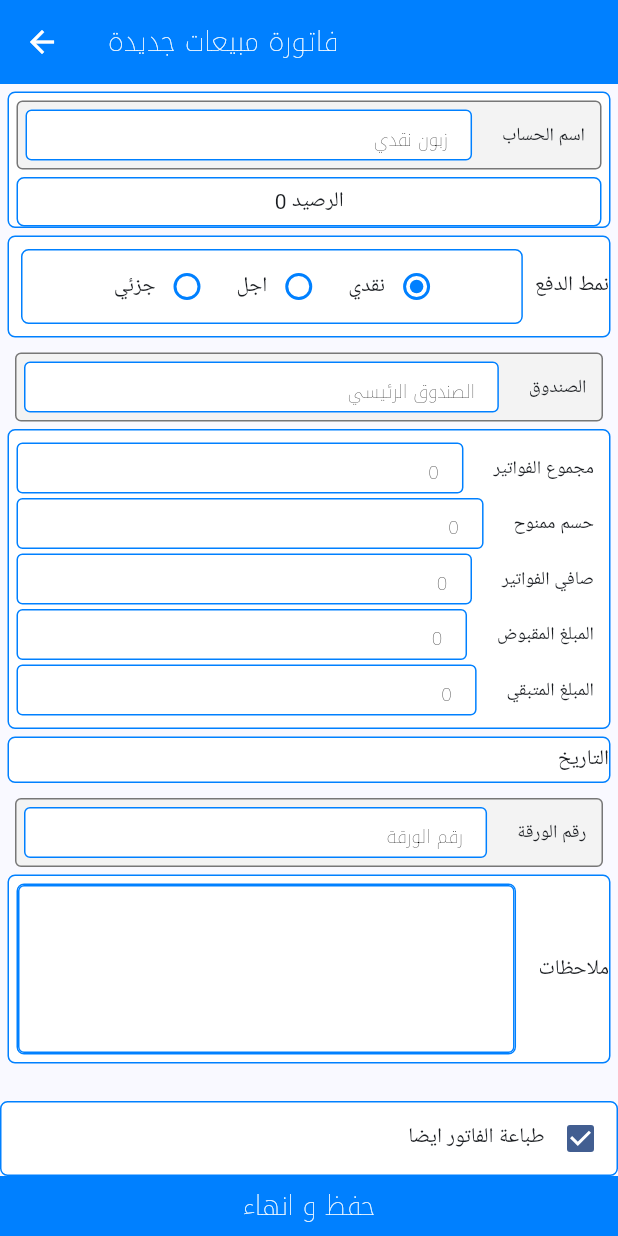
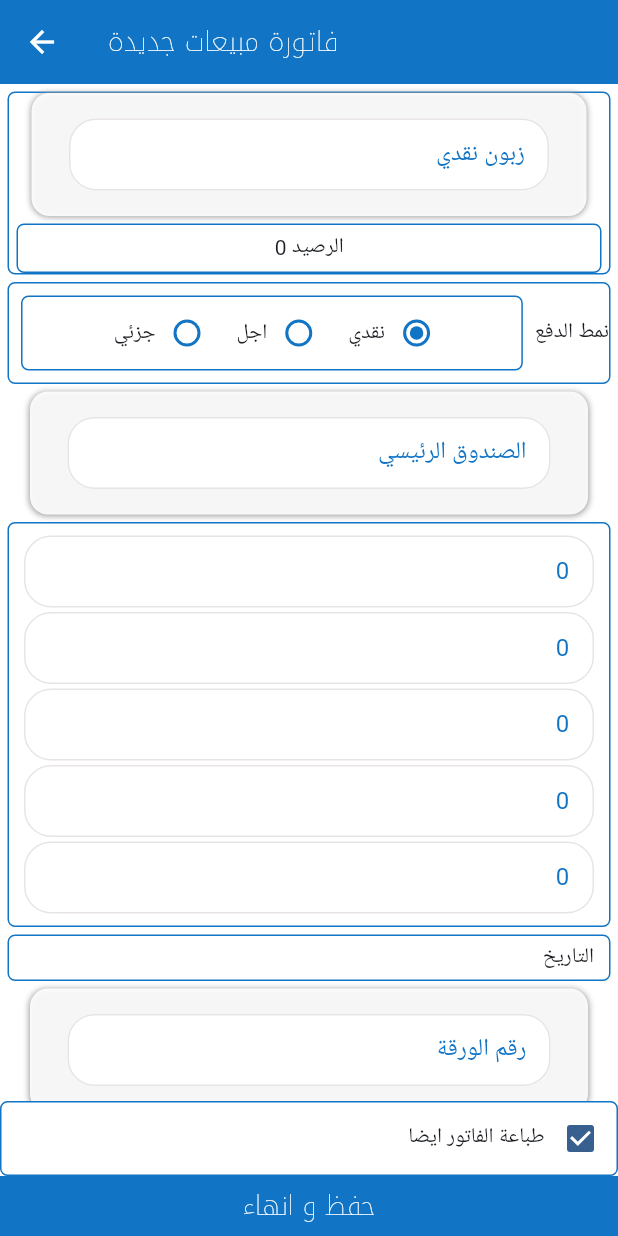
Before and after one commit to salimo2002/template, a Flutter app: the InvoiceDetailsView screen opened by its route, on a phone screen of 412 x 824 dp. Run offline on Flutter 3.47's test engine with Material 3 defaults, Android fonts, the phone set to English and light mode, and no system bars; our stand-ins replace flutter_bloc, image_picker; missing offline and left inert: font_awesome_icon_class, mobile_scanner; accounts and stored records are empty; network calls fail.

Commit message:
edit MaterialView part1

```diff
--- a/lib/main.dart
+++ b/lib/main.dart
@@ -53,6 +53,7 @@ class Template extends StatelessWidget {
       child: MaterialApp(
         debugShowCheckedModeBanner: false,
         theme: ThemeData(
+          scaffoldBackgroundColor: Color.fromARGB(240, 255, 255, 255),
           radioTheme: RadioThemeData(
             fillColor: WidgetStateProperty.all(kBlueAccent),
             overlayColor: WidgetStateProperty.all(Colors.transparent),
--- a/lib/utils/constants.dart
+++ b/lib/utils/constants.dart
@@ -4,7 +4,7 @@ const kBlack = Colors.black;
 const kBlacCustomk = Color.fromARGB(130, 0, 0, 0);
 const kWhite = Colors.white;
 const kGreen = Colors.green;
-const kBlueAccent = Color(0xff0080ff);
+const kBlueAccent = Color.fromARGB(255, 17, 116, 197);
 const kRed = Color(0xffc00000);
 const kGrey = Color(0xfff3f3f3);
 const kLogo = 'assets/images/loogo.png';
--- a/lib/views/add_account_and_update_view.dart
+++ b/lib/views/add_account_and_update_view.dart
@@ -82,7 +82,6 @@ class _AddAccountAndUpdateViewState extends State<AddAccountAndUpdateView> {
                         children: [
                           TextFieldAndDetails(
                             hintText: 'العملاء و الزبائن',
-                            label: 'الحساب الرئيسي',
                             controller: TextEditingController(),
                           ),
                         ],
@@ -91,7 +90,6 @@ class _AddAccountAndUpdateViewState extends State<AddAccountAndUpdateView> {
                         children: [
                           TextFieldAndDetails(
                             hintText: 'اسم الحساب',
-                            label: 'اسم الحساب',
                             controller: nameAcc,
                           ),
                         ],
@@ -100,7 +98,6 @@ class _AddAccountAndUpdateViewState extends State<AddAccountAndUpdateView> {
                         children: [
                           TextFieldAndDetails(
                             hintText: 'رقم الهاتف',
-                            label: 'الهاتف',
                             controller: phonAcc,
                           ),
                         ],
@@ -109,7 +106,6 @@ class _AddAccountAndUpdateViewState extends State<AddAccountAndUpdateView> {
                         children: [
                           TextFieldAndDetails(
                             hintText: 'رقم الموبايل',
-                            label: 'موبايل',
                             controller: mobileAcc,
                           ),
                         ],
@@ -118,7 +114,6 @@ class _AddAccountAndUpdateViewState extends State<AddAccountAndUpdateView> {
                         children: [
                           TextFieldAndDetails(
                             hintText: 'العنوان',
-                            label: 'العنوان',
                             controller: addressAcc,
                           ),
                         ],
@@ -127,7 +122,6 @@ class _AddAccountAndUpdateViewState extends State<AddAccountAndUpdateView> {
                         children: [
                           TextFieldAndDetails(
                             hintText: 'البريد الاكتروني',
-                            label: 'البريد',
                             controller: emailAcc,
                           ),
                         ],
@@ -136,7 +130,6 @@ class _AddAccountAndUpdateViewState extends State<AddAccountAndUpdateView> {
                         children: [
                           TextFieldAndDetails(
                             hintText: 'الرقم الضريبي',
-                            label: 'الرقم الضريبي',
                             controller: taxAcc,
                           ),
                         ],
--- a/lib/views/invoice_details_view.dart
+++ b/lib/views/invoice_details_view.dart
@@ -39,7 +39,6 @@ class InvoiceDetailsView extends StatelessWidget {
                                   children: [
                                     TextFieldAndDetails(
                                       hintText: 'زبون نقدي',
-                                      label: 'اسم الحساب',
                                       controller: TextEditingController(),
                                     ),
                                   ],
@@ -84,7 +83,6 @@ class InvoiceDetailsView extends StatelessWidget {
                         children: [
                           TextFieldAndDetails(
                             hintText: 'الصندوق الرئيسي',
-                            label: 'الصندوق',
                             controller: TextEditingController(),
                           ),
                         ],
@@ -96,27 +94,22 @@ class InvoiceDetailsView extends StatelessWidget {
                             SizedBox(height: 5),
                             TextFieldAndDetails(
                               hintText: '0',
-                              label: 'مجموع الفواتير',
                               controller: TextEditingController(),
                             ),
                             TextFieldAndDetails(
                               hintText: '0',
-                              label: 'حسم ممنوح',
                               controller: TextEditingController(),
                             ),
                             TextFieldAndDetails(
                               hintText: '0',
-                              label: 'صافي الفواتير',
                               controller: TextEditingController(),
                             ),
                             TextFieldAndDetails(
                               hintText: '0',
-                              label: 'المبلغ المقبوض',
                               controller: TextEditingController(),
                             ),
                             TextFieldAndDetails(
                               hintText: '0',
-                              label: 'المبلغ المتبقي',
                               controller: TextEditingController(),
                             ),
                             SizedBox(height: 5),
@@ -130,7 +123,6 @@ class InvoiceDetailsView extends StatelessWidget {
                           TextFieldAndDetails(
                             keyType: TextInputType.numberWithOptions(),
                             hintText: 'رقم الورقة',
-                            label: 'رقم الورقة',
                             controller: TextEditingController(),
                           ),
                         ],
--- a/lib/views/tree_accounts_view.dart
+++ b/lib/views/tree_accounts_view.dart
@@ -134,6 +134,7 @@ class _TreeAccountsViewState extends State<TreeAccountsView> {
       ),
       items: [
         CheckedPopupMenuItem(
+
           child: const Text('بطاقة حساب'),
           onTap: () {
             Navigator.pushNamed(
--- a/lib/widgets/invoice details view/date_picker_field.dart
+++ b/lib/widgets/invoice details view/date_picker_field.dart
@@ -1,4 +1,3 @@
-
 import 'package:flutter/material.dart';
 import 'package:template/utils/constants.dart';
 import 'package:template/widgets/home%20view%20widgets/custom_container.dart';
@@ -46,6 +45,8 @@ class _DatePickerFieldState extends State<DatePickerField> {
   @override
   Widget build(BuildContext context) {
     return CustomContainer(
+      child: Padding(
+        padding: const EdgeInsets.symmetric(horizontal: 10),
         child: Row(
           mainAxisAlignment: MainAxisAlignment.end,
           children: [
@@ -73,6 +74,7 @@ class _DatePickerFieldState extends State<DatePickerField> {
             const Text('التاريخ'),
           ],
         ),
+      ),
     );
   }
 
--- a/lib/widgets/new item view widgets/container_fields.dart
+++ b/lib/widgets/new item view widgets/container_fields.dart
@@ -1,5 +1,4 @@
 import 'package:flutter/material.dart';
-import 'package:template/utils/constants.dart';
 
 class ContainerFields extends StatelessWidget {
   const ContainerFields({super.key, required this.children});
@@ -7,16 +6,26 @@ class ContainerFields extends StatelessWidget {
   @override
   Widget build(BuildContext context) {
     return Padding(
-      padding: const EdgeInsets.only(top: 5, right: 5, left: 5),
+      padding: const EdgeInsets.symmetric(horizontal: 15),
       child: Container(
         padding: EdgeInsets.symmetric(vertical: 5),
         width: double.infinity,
         decoration: BoxDecoration(
-          color: Color(0xfff3f3f3),
-          borderRadius: BorderRadius.circular(4),
-          border: Border.all(color: kBlacCustomk),
+          color: const Color.fromARGB(231, 255, 255, 255),
+          borderRadius: BorderRadius.circular(12),
+          boxShadow: [
+            BoxShadow(
+              offset: Offset(0, .5),
+              spreadRadius: .1,
+              blurRadius: 3,
+              color: Colors.grey,
+            ),
+          ],
         ),
-        child: Column(children: children),
+        child: Padding(
+          padding: const EdgeInsets.symmetric(horizontal: 15, vertical: 12),
+          child: Column(spacing: 10, children: children),
+        ),
       ),
     );
   }
--- a/lib/widgets/new item view widgets/custom_text_field.dart
+++ b/lib/widgets/new item view widgets/custom_text_field.dart
@@ -1,39 +1,40 @@
 import 'package:flutter/material.dart';
 import 'package:template/utils/constants.dart';
-import 'package:template/utils/font_style.dart';
-import 'package:template/utils/responsive_text.dart';
 
 class CustomTextField extends StatelessWidget {
   const CustomTextField({
     super.key,
     required this.hintText,
     required this.controller,
-    this.keyType = TextInputType.text, this.validator,
-
+    this.keyType = TextInputType.text,
+    this.validator,
+    this.icon,
+    this.canRead,
   });
   final String hintText;
   final TextEditingController controller;
   final TextInputType? keyType;
   final String? Function(String?)? validator;
+  final Widget? icon;
+  final bool? canRead;
   @override
   Widget build(BuildContext context) {
-    return SizedBox(
-      height: 34,
+    return Directionality(
+      textDirection: TextDirection.rtl,
       child: TextFormField(
+        readOnly: canRead == null ? false : true,
         validator: validator,
         keyboardType: keyType,
         controller: controller,
         textDirection: TextDirection.rtl,
         decoration: InputDecoration(
+          suffixIcon: icon,
+          floatingLabelStyle: TextStyle(fontWeight: FontWeight.bold),
+          label: Text(hintText, style: TextStyle(color: kBlueAccent)),
           isDense: true,
           contentPadding: const EdgeInsets.symmetric(
-            vertical: 8,
+            vertical: 12,
             horizontal: 12,
-          ),
-          hintTextDirection: TextDirection.rtl,
-          hintText: hintText,
-          hintStyle: FontStyleApp.blackCustom18.copyWith(
-            fontSize: getResponsiveText(context, 12),
           ),
           fillColor: kWhite,
           filled: true,
@@ -49,10 +50,16 @@ class CustomTextField extends StatelessWidget {
   }
 
   OutlineInputBorder borderStyle() {
-    return OutlineInputBorder(borderSide: BorderSide(color: kBlueAccent));
+    return OutlineInputBorder(
+      borderSide: BorderSide(color: const Color.fromARGB(255, 233, 228, 228)),
+      borderRadius: BorderRadius.circular(18),
+    );
   }
 
   OutlineInputBorder borderErrorStyle() {
-    return const OutlineInputBorder(borderSide: BorderSide(color: Colors.red));
+    return OutlineInputBorder(
+      borderSide: BorderSide(color: Colors.red),
+      borderRadius: BorderRadius.circular(18),
+    );
   }
 }
--- a/lib/widgets/new item view widgets/text_field_details.dart
+++ b/lib/widgets/new item view widgets/text_field_details.dart
@@ -6,34 +6,36 @@ class TextFieldAndDetails extends StatelessWidget {
   const TextFieldAndDetails({
     super.key,
     required this.hintText,
-    required this.label,
     required this.controller,
     this.keyType = TextInputType.text,
-    this.validator,
+    this.validator, this.icon, this.canRead,
   });
   final String hintText;
-  final String label;
   final TextEditingController controller;
   final TextInputType? keyType;
   final String? Function(String?)? validator;
+  final Widget? icon;
+  final bool? canRead;
 
   @override
   Widget build(BuildContext context) {
-    return Row(
+    return Padding(
+      padding: const EdgeInsets.symmetric(horizontal: 10),
+      child: Row(
+        spacing: 25,
         children: [
-        const SizedBox(width: 5),
           Expanded(
             child: CustomTextField(
+              canRead: canRead,
+              icon: icon,
               validator: validator,
               hintText: hintText,
               controller: controller,
               keyType: keyType,
             ),
           ),
-        const SizedBox(width: 20),
-        Text(label, style: TextStyle(fontSize: getResponsiveText(context, 12))),
-        const SizedBox(width: 10),
         ],
+      ),
     );
   }
 }
```
Also changed, not shown: lib/views/edit_prodict_view.dart (+2 -16 lines), lib/views/new_material_view.dart (+26 -21 lines), lib/widgets/new item view widgets/text_field_barcode.dart (+18 -35 lines). Lines whose indentation alone changed are shown as unchanged.
